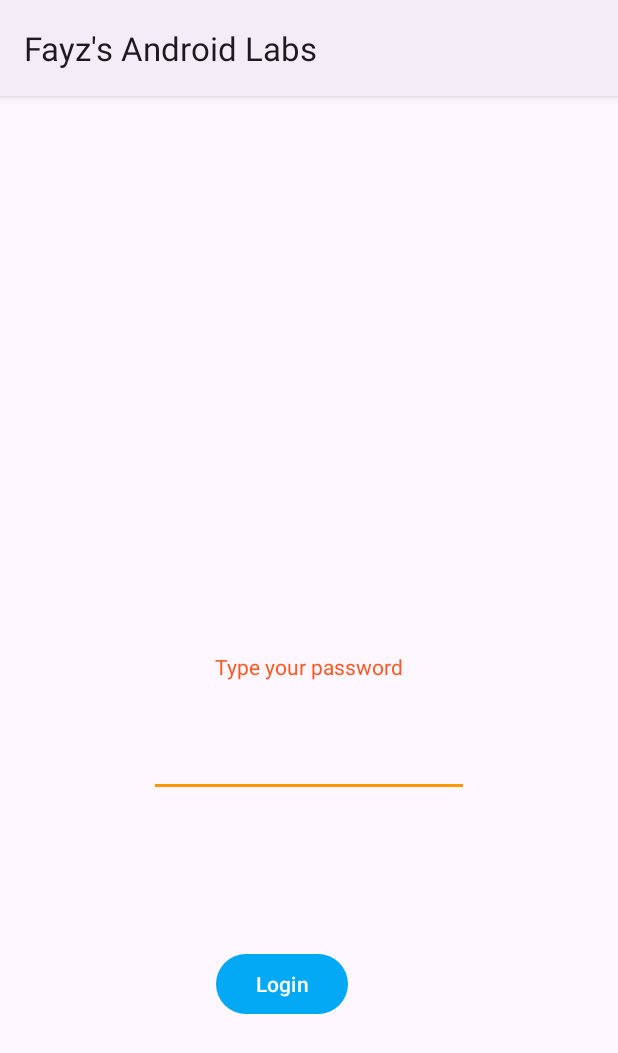
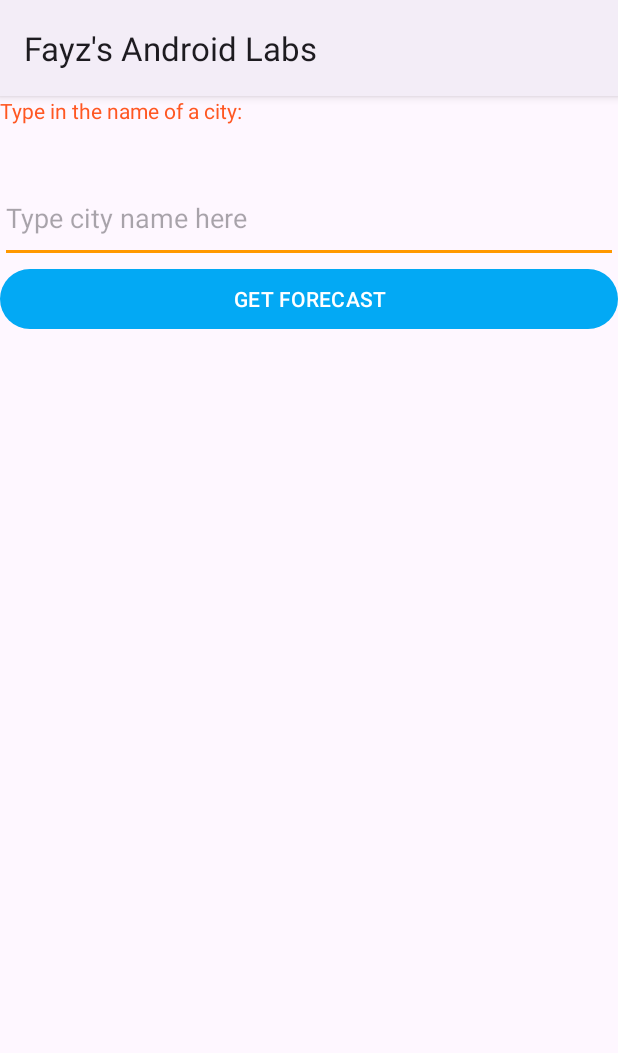
Before and after one commit to fizovoo/MyAndroidLabs, an Android app: the screen it shows after launch (MainActivity), on a phone screen of 412 x 824 dp. Shown: the top 1053 px of the screen. Run offline under Robolectric (Android 15) with nearby library versions, the phone set to English and light mode, and no system bars; our stand-ins replace Volley.

Commit message:
Finished Lab 10

```diff
--- a/app/src/main/AndroidManifest.xml
+++ b/app/src/main/AndroidManifest.xml
@@ -1,6 +1,8 @@
 <?xml version="1.0" encoding="utf-8"?>
 <manifest xmlns:android="http://schemas.android.com/apk/res/android"
     xmlns:tools="http://schemas.android.com/tools">
+
+    <uses-permission android:name="android.permission.INTERNET"/> :
 
     <application
         android:allowBackup="true"
--- a/app/src/main/res/layout/activity_main.xml
+++ b/app/src/main/res/layout/activity_main.xml
@@ -1,40 +1,74 @@
 <?xml version="1.0" encoding="utf-8"?>
-<androidx.constraintlayout.widget.ConstraintLayout xmlns:android="http://schemas.android.com/apk/res/android"
+<LinearLayout xmlns:android="http://schemas.android.com/apk/res/android"
     xmlns:app="http://schemas.android.com/apk/res-auto"
     xmlns:tools="http://schemas.android.com/tools"
-    android:layout_width="match_parent"
+    android:layout_width="330dp"
     android:layout_height="match_parent"
-    tools:context=".MainActivity">
+    android:orientation="vertical">
 
     <TextView
         android:id="@+id/textView"
-        android:layout_width="wrap_content"
+        android:layout_width="match_parent"
         android:layout_height="wrap_content"
-        android:text="Type your password"
-        app:layout_constraintBottom_toBottomOf="parent"
-        app:layout_constraintEnd_toEndOf="parent"
-        app:layout_constraintStart_toStartOf="parent"
-        app:layout_constraintTop_toTopOf="parent" />
-
-    <Button
-        android:id="@+id/button"
-        android:layout_width="wrap_content"
-        android:layout_height="wrap_content"
-        android:layout_marginStart="144dp"
-        android:layout_marginTop="568dp"
-        android:text="Login"
-        app:layout_constraintStart_toStartOf="parent"
-        app:layout_constraintTop_toTopOf="parent" />
+        android:text="Type in the name of a city:"
+        app:layout_constraintBottom_toTopOf="@+id/cityText"
+        app:layout_constraintEnd_toEndOf="@+id/cityText"
+        app:layout_constraintStart_toStartOf="@+id/cityText" />
 
     <EditText
-        android:id="@+id/editText"
-        android:layout_width="wrap_content"
-        android:layout_height="wrap_content"
+        android:id="@+id/cityText"
+        android:layout_width="match_parent"
+        android:layout_height="60dp"
         android:layout_marginTop="32dp"
         android:ems="10"
-        android:inputType="textPassword"
+        android:hint="Type city name here"
+        android:inputType="text"
         app:layout_constraintEnd_toEndOf="parent"
         app:layout_constraintStart_toStartOf="parent"
         app:layout_constraintTop_toBottomOf="@+id/textView" />
 
-</androidx.constraintlayout.widget.ConstraintLayout>
+    <Button
+        android:id="@+id/forecastButton"
+        android:layout_width="match_parent"
+        android:layout_height="wrap_content"
+        android:text="GET FORECAST" />
+
+    <TextView
+        android:id="@+id/temp"
+        android:layout_width="match_parent"
+        android:layout_height="wrap_content"
+        android:visibility="invisible" />
+
+    <TextView
+        android:id="@+id/maxTemp"
+        android:layout_width="match_parent"
+        android:layout_height="wrap_content"
+        android:visibility="invisible" />
+
+    <TextView
+        android:id="@+id/minTemp"
+        android:layout_width="match_parent"
+        android:layout_height="wrap_content"
+        android:visibility="invisible" />
+
+    <TextView
+        android:id="@+id/humidity"
+        android:layout_width="match_parent"
+        android:layout_height="wrap_content"
+        android:visibility="invisible" />
+
+    <ImageView
+        android:id="@+id/icon"
+        android:layout_width="200dp"
+        android:layout_height="300dp" />
+
+    <TextView
+        android:id="@+id/description"
+        android:layout_width="300dp"
+        android:layout_height="300dp"
+        android:visibility="invisible" />
+
+
+
+
+</LinearLayout>
```
Also changed, not shown: app/build.gradle (+9 -1 lines), app/src/main/java/algonquin/cst2335/resh0004/ChatMessageDAO.java (deleted, +0 -18 lines), app/src/main/java/algonquin/cst2335/resh0004/MainActivity.java (+94 -87 lines), app/src/main/java/algonquin/cst2335/resh0004/MessageDatabase.java (deleted, +0 -9 lines), 2 other files.
